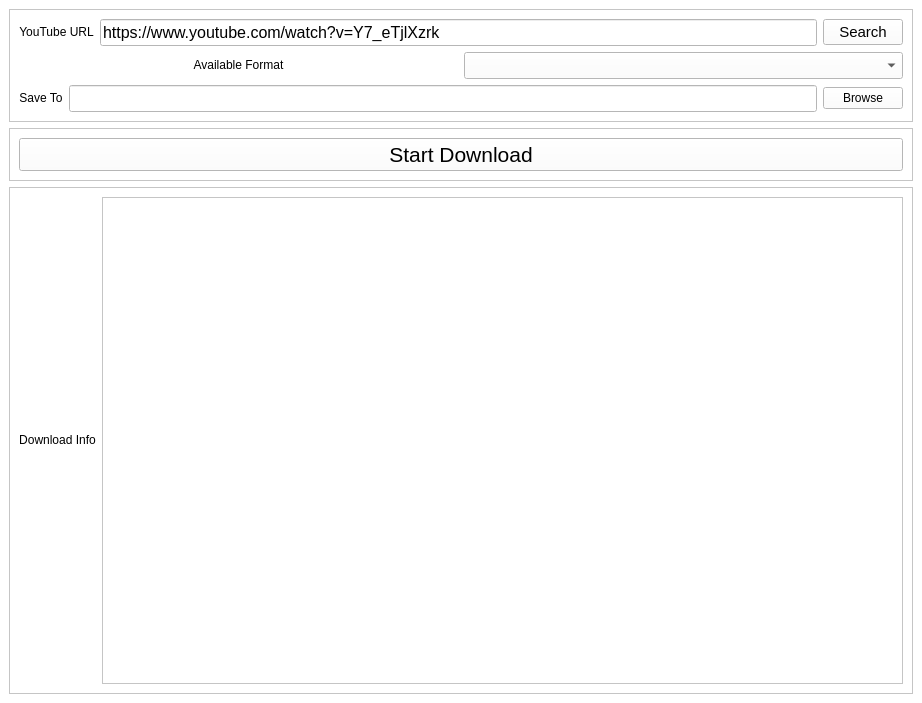
Old version of the form ui/yt-vd.ui in the repository Nuttiwut-Simsiri/YouTubeVideoDownloader.
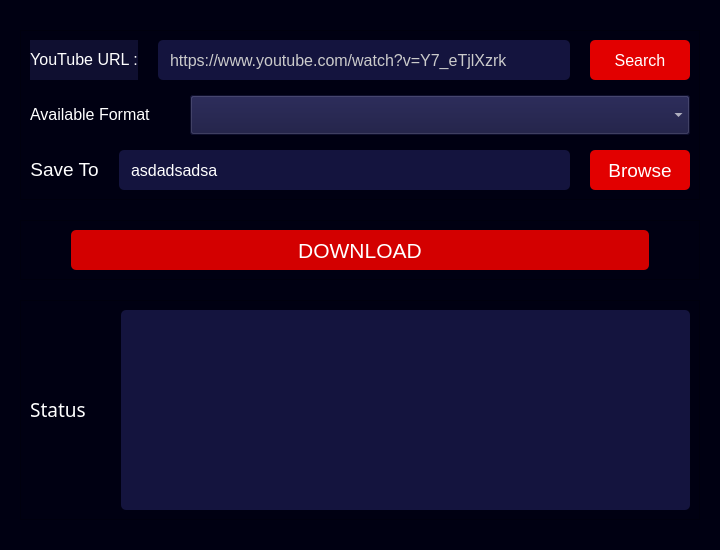
New version of the form.

Diff of the .ui file:
```diff
--- a/ui/yt-vd.ui
+++ b/ui/yt-vd.ui
@@ -12,8 +12,8 @@
    <rect>
     <x>0</x>
     <y>0</y>
-    <width>922</width>
-    <height>703</height>
+    <width>720</width>
+    <height>550</height>
    </rect>
   </property>
   <property name="sizePolicy">
@@ -24,15 +24,16 @@
   </property>
   <property name="font">
    <font>
-    <family>Leelawadee UI</family>
-    <pointsize>10</pointsize>
+    <family>Yu Gothic UI</family>
+    <pointsize>16</pointsize>
    </font>
   </property>
   <property name="windowTitle">
    <string>MainWindow</string>
   </property>
   <property name="styleSheet">
-   <string notr="true">background-color:white;</string>
+   <string notr="true">background-color:rgb(0, 0, 18);
+color:white;</string>
   </property>
   <widget class="QWidget" name="centralwidget">
    <property name="sizePolicy">
@@ -42,6 +43,21 @@
     </sizepolicy>
    </property>
    <layout class="QVBoxLayout" name="verticalLayout_5">
+    <property name="spacing">
+     <number>20</number>
+    </property>
+    <property name="leftMargin">
+     <number>20</number>
+    </property>
+    <property name="topMargin">
+     <number>30</number>
+    </property>
+    <property name="rightMargin">
+     <number>20</number>
+    </property>
+    <property name="bottomMargin">
+     <number>30</number>
+    </property>
     <item>
      <widget class="QFrame" name="frame_3">
       <property name="frameShape">
@@ -51,8 +67,14 @@
        <enum>QFrame::Raised</enum>
       </property>
       <layout class="QVBoxLayout" name="verticalLayout_3">
+       <property name="spacing">
+        <number>15</number>
+       </property>
        <item>
         <layout class="QHBoxLayout" name="horizontalLayout">
+         <property name="spacing">
+          <number>20</number>
+         </property>
          <item>
           <widget class="QLabel" name="label">
            <property name="sizePolicy">
@@ -61,14 +83,20 @@
              <verstretch>0</verstretch>
             </sizepolicy>
            </property>
+           <property name="font">
+            <font>
+             <family>Leelawadee UI</family>
+             <pointsize>12</pointsize>
+            </font>
+           </property>
            <property name="layoutDirection">
             <enum>Qt::LeftToRight</enum>
            </property>
            <property name="styleSheet">
-            <string notr="true"/>
+            <string notr="true">background-color: rgb(15, 15, 48);</string>
            </property>
            <property name="text">
-            <string>YouTube URL</string>
+            <string>YouTube URL :</string>
            </property>
            <property name="textFormat">
             <enum>Qt::RichText</enum>
@@ -83,6 +111,12 @@
          </item>
          <item>
           <widget class="QLineEdit" name="url">
+           <property name="minimumSize">
+            <size>
+             <width>0</width>
+             <height>40</height>
+            </size>
+           </property>
            <property name="maximumSize">
             <size>
              <width>16777215</width>
@@ -96,7 +130,10 @@
             </font>
            </property>
            <property name="styleSheet">
-            <string notr="true">background-color:white;</string>
+            <string notr="true">background-color:rgb(20, 20, 62);
+color:rgb(203, 203, 203);
+border-radius: 5px;
+padding-left: 10px;</string>
            </property>
            <property name="text">
             <string>https://www.youtube.com/watch?v=Y7_eTjlXzrk</string>
@@ -108,12 +145,28 @@
            <property name="enabled">
             <bool>true</bool>
            </property>
+           <property name="sizePolicy">
+            <sizepolicy hsizetype="Preferred" vsizetype="Fixed">
+             <horstretch>0</horstretch>
+             <verstretch>0</verstretch>
+            </sizepolicy>
+           </property>
+           <property name="minimumSize">
+            <size>
+             <width>100</width>
+             <height>40</height>
+            </size>
+           </property>
            <property name="font">
             <font>
              <family>Leelawadee UI</family>
-             <pointsize>11</pointsize>
+             <pointsize>12</pointsize>
             </font>
            </property>
+           <property name="styleSheet">
+            <string notr="true">background-color: rgb(226, 0, 0);
+border-radius:5px;</string>
+           </property>
            <property name="text">
             <string>Search</string>
            </property>
@@ -123,8 +176,23 @@
        </item>
        <item>
         <layout class="QHBoxLayout" name="horizontalLayout_2">
+         <property name="spacing">
+          <number>30</number>
+         </property>
          <item>
           <widget class="QLabel" name="label_2">
+           <property name="maximumSize">
+            <size>
+             <width>130</width>
+             <height>16777215</height>
+            </size>
+           </property>
+           <property name="font">
+            <font>
+             <family>Leelawadee UI</family>
+             <pointsize>12</pointsize>
+            </font>
+           </property>
            <property name="layoutDirection">
             <enum>Qt::LeftToRight</enum>
            </property>
@@ -138,7 +206,7 @@
             <enum>Qt::RichText</enum>
            </property>
            <property name="alignment">
-            <set>Qt::AlignCenter</set>
+            <set>Qt::AlignLeading|Qt::AlignLeft|Qt::AlignVCenter</set>
            </property>
            <property name="wordWrap">
             <bool>false</bool>
@@ -147,20 +215,39 @@
          </item>
          <item>
           <widget class="QComboBox" name="available_format">
+           <property name="minimumSize">
+            <size>
+             <width>0</width>
+             <height>40</height>
+            </size>
+           </property>
            <property name="font">
             <font>
              <family>Leelawadee UI</family>
-             <pointsize>12</pointsize>
+             <pointsize>14</pointsize>
             </font>
            </property>
+           <property name="styleSheet">
+            <string notr="true">background-color:rgb(20, 20, 62);
+padding-left:20px;</string>
+           </property>
           </widget>
          </item>
         </layout>
        </item>
        <item>
         <layout class="QHBoxLayout" name="horizontalLayout_3">
+         <property name="spacing">
+          <number>20</number>
+         </property>
          <item>
           <widget class="QLabel" name="label_4">
+           <property name="font">
+            <font>
+             <family>Leelawadee UI</family>
+             <pointsize>14</pointsize>
+            </font>
+           </property>
            <property name="layoutDirection">
             <enum>Qt::LeftToRight</enum>
            </property>
@@ -183,6 +270,12 @@
          </item>
          <item>
           <widget class="QLineEdit" name="savePath">
+           <property name="minimumSize">
+            <size>
+             <width>0</width>
+             <height>40</height>
+            </size>
+           </property>
            <property name="font">
             <font>
              <family>Leelawadee UI</family>
@@ -190,12 +283,40 @@
             </font>
            </property>
            <property name="styleSheet">
-            <string notr="true"/>
+            <string notr="true">border:none;
+background-color:rgb(20, 20, 62);
+border-radius:5px;
+padding-left:10px;</string>
+           </property>
+           <property name="text">
+            <string>asdadsadsa</string>
            </property>
           </widget>
          </item>
          <item>
           <widget class="QPushButton" name="browseBtn">
+           <property name="sizePolicy">
+            <sizepolicy hsizetype="Preferred" vsizetype="Fixed">
+             <horstretch>0</horstretch>
+             <verstretch>0</verstretch>
+            </sizepolicy>
+           </property>
+           <property name="minimumSize">
+            <size>
+             <width>100</width>
+             <height>40</height>
+            </size>
+           </property>
+           <property name="font">
+            <font>
+             <family>Leelawadee UI</family>
+             <pointsize>14</pointsize>
+            </font>
+           </property>
+           <property name="styleSheet">
+            <string notr="true">background-color: rgb(226, 0, 0);
+border-radius:5px;</string>
+           </property>
            <property name="text">
             <string>Browse</string>
            </property>
@@ -215,6 +336,12 @@
        <enum>QFrame::Raised</enum>
       </property>
       <layout class="QVBoxLayout" name="verticalLayout_2">
+       <property name="leftMargin">
+        <number>50</number>
+       </property>
+       <property name="rightMargin">
+        <number>50</number>
+       </property>
        <item>
         <widget class="QPushButton" name="donloadBtn">
          <property name="enabled">
@@ -226,14 +353,25 @@
            <verstretch>0</verstretch>
           </sizepolicy>
          </property>
+         <property name="minimumSize">
+          <size>
+           <width>0</width>
+           <height>40</height>
+          </size>
+         </property>
          <property name="font">
           <font>
            <family>Leelawadee UI</family>
            <pointsize>16</pointsize>
           </font>
          </property>
+         <property name="styleSheet">
+          <string notr="true">background-color: rgb(211, 0, 0);
+border-radius:5px;
+</string>
+         </property>
          <property name="text">
-          <string>Start Download</string>
+          <string>DOWNLOAD</string>
          </property>
         </widget>
        </item>
@@ -249,8 +387,14 @@
        <enum>QFrame::Raised</enum>
       </property>
       <layout class="QVBoxLayout" name="verticalLayout">
+       <property name="spacing">
+        <number>20</number>
+       </property>
        <item>
         <layout class="QHBoxLayout" name="horizontalLayout_4">
+         <property name="spacing">
+          <number>35</number>
+         </property>
          <item>
           <widget class="QLabel" name="label_3">
            <property name="sizePolicy">
@@ -259,6 +403,12 @@
              <verstretch>0</verstretch>
             </sizepolicy>
            </property>
+           <property name="font">
+            <font>
+             <family>Leelawadee</family>
+             <pointsize>14</pointsize>
+            </font>
+           </property>
            <property name="layoutDirection">
             <enum>Qt::LeftToRight</enum>
            </property>
@@ -266,7 +416,7 @@
             <string notr="true"/>
            </property>
            <property name="text">
-            <string>Download Info</string>
+            <string>Status</string>
            </property>
            <property name="textFormat">
             <enum>Qt::RichText</enum>
@@ -287,6 +437,18 @@
              <verstretch>0</verstretch>
             </sizepolicy>
            </property>
+           <property name="font">
+            <font>
+             <family>Terminal</family>
+             <pointsize>14</pointsize>
+            </font>
+           </property>
+           <property name="styleSheet">
+            <string notr="true">border:none;
+background-color:rgb(20, 20, 62);
+border-radius:5px;
+</string>
+           </property>
           </widget>
          </item>
         </layout>
```
